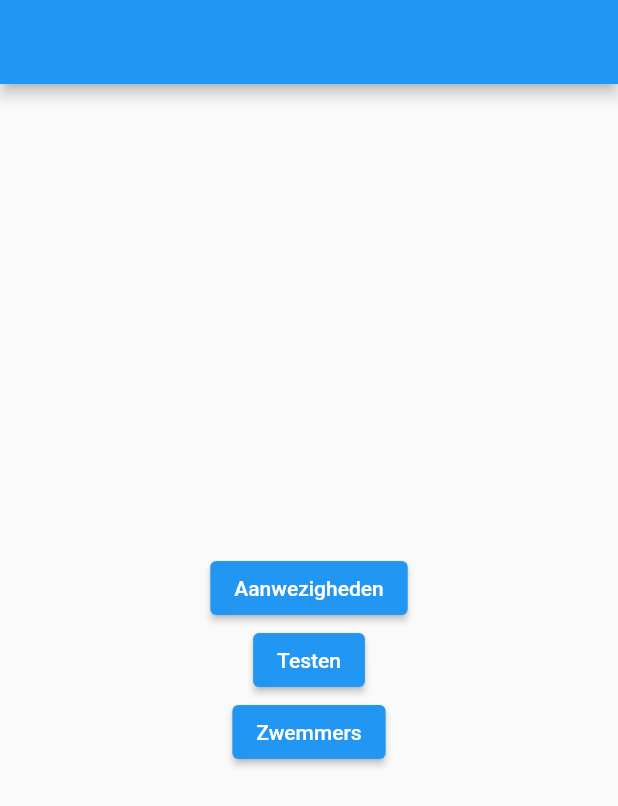
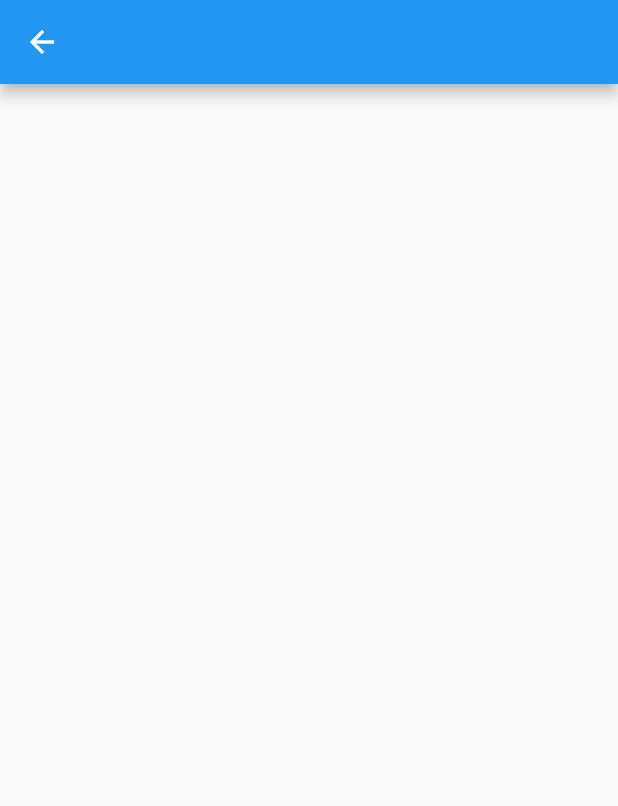
Before and after one commit to DiRTCiBai/zovo2, a Flutter app: the screen it shows after launch, after a tap on "Zwemmers", on a phone screen of 412 x 824 dp. Shown: the top 806 px of the screen. Run offline on Flutter 3.47's test engine with Material 2 defaults, Android fonts, the light colour scheme and no system bars; our stand-ins replace bloc, equatable, flutter_bloc, go_router.

Commit message:
zwemmers scherm toegevoegd

```diff
--- a/lib/view/router/routes.dart
+++ b/lib/view/router/routes.dart
@@ -16,7 +16,12 @@ final router = GoRouter(
               path: 'TestScreen',
               builder: (ctx, state) => const TestScreen(),
             ),
-            ]),
+          ],
+        ),
+        GoRoute(
+          path: 'ZwemmersScreen',
+          builder: (ctx, state) => const ZwemmersScreen(),
+        ),
       ],
     ),
   ],
--- a/lib/view/screens/screens.dart
+++ b/lib/view/screens/screens.dart
@@ -1,3 +1,4 @@
 export 'afnemen_screen/afnemen_screen.dart';
 export 'start_screen/start_screen.dart';
 export 'test_screen/test_screen.dart';
+export 'zwemmers_screen/zwemmers_screen.dart';
--- a/lib/view/screens/start_screen/start_screen.dart
+++ b/lib/view/screens/start_screen/start_screen.dart
@@ -23,7 +23,10 @@ class StartScreen extends StatelessWidget {
               onPressed: () => context.go('/startScreen/AfnemenScreen/testen'),
               child: const Text("Testen"),
             ),
-            ElevatedButton(onPressed: () {}, child: const Text("Zwemmers")),
+            ElevatedButton(
+              onPressed: () => context.go('/startScreen/ZwemmersScreen'),
+              child: const Text("Zwemmers"),
+            ),
           ],
         ),
       ),
--- /dev/null
+++ b/lib/view/screens/zwemmers_screen/state/zwemmers_screen_cubit.dart
@@ -0,0 +1,14 @@
+import 'package:bloc/bloc.dart';
+import 'package:equatable/equatable.dart';
+
+import '../../../../models/database_models/database_models.dart';
+
+part 'zwemmers_screen_state.dart';
+
+class ZwemmersScreenCubit extends Cubit<ZwemmersScreenState> {
+  ZwemmersScreenCubit() : super(ZwemmersScreenInitial());
+
+  void initCubit() {
+    emit(ZwemmersScreenDisplay(zwemmers: []));
+  }
+}
--- /dev/null
+++ b/lib/view/screens/zwemmers_screen/state/zwemmers_screen_state.dart
@@ -0,0 +1,26 @@
+part of 'zwemmers_screen_cubit.dart';
+
+abstract class ZwemmersScreenState extends Equatable {
+  const ZwemmersScreenState();
+}
+
+class ZwemmersScreenInitial extends ZwemmersScreenState {
+  @override
+  List<Object> get props => [];
+}
+
+class ZwemmersScreenLoading extends ZwemmersScreenState {
+  @override
+  List<Object> get props => [];
+}
+
+class ZwemmersScreenDisplay extends ZwemmersScreenState {
+  final List<Zwemmer> zwemmers;
+
+  ZwemmersScreenDisplay({
+    required this.zwemmers,
+  });
+
+  @override
+  List<Object> get props => [];
+}
--- /dev/null
+++ b/lib/view/screens/zwemmers_screen/zwemmers_screen.dart
@@ -0,0 +1,64 @@
+import 'package:flutter/material.dart';
+import 'package:flutter_bloc/flutter_bloc.dart';
+import 'package:zovo2/view/screens/zwemmers_screen/state/zwemmers_screen_cubit.dart';
+
+class ZwemmersScreen extends StatefulWidget {
+  const ZwemmersScreen({Key? key}) : super(key: key);
+
+  @override
+  _ZwemmersScreenState createState() => _ZwemmersScreenState();
+}
+
+class _ZwemmersScreenState extends State<ZwemmersScreen> {
+  final _cubit = ZwemmersScreenCubit();
+
+  @override
+  void initState() {
+    super.initState();
+    _cubit.initCubit();
+  }
+
+  @override
+  void dispose() {
+    _cubit.close();
+    super.dispose();
+  }
+
+  @override
+  Widget build(BuildContext context) {
+    return BlocProvider.value(
+      value: _cubit,
+      child: ZwemmersScreenWrapped(),
+    );
+  }
+}
+
+class ZwemmersScreenWrapped extends StatelessWidget {
+  const ZwemmersScreenWrapped({Key? key}) : super(key: key);
+
+  @override
+  Widget build(BuildContext context) {
+    return BlocBuilder(
+      bloc: BlocProvider.of<ZwemmersScreenCubit>(context),
+      builder: (context, state) {
+        if (state is ZwemmersScreenDisplay) {
+          return Scaffold(
+            appBar: AppBar(),
+            body: ListView.builder(
+              itemBuilder: (ctx, index) {
+                return Container();
+              },
+              itemCount: 5,
+            ),
+          );
+        } else {
+          return Scaffold(
+            body: Center(
+              child: CircularProgressIndicator(),
+            ),
+          );
+        }
+      },
+    );
+  }
+}
```
Lines whose indentation alone changed are shown as unchanged.
